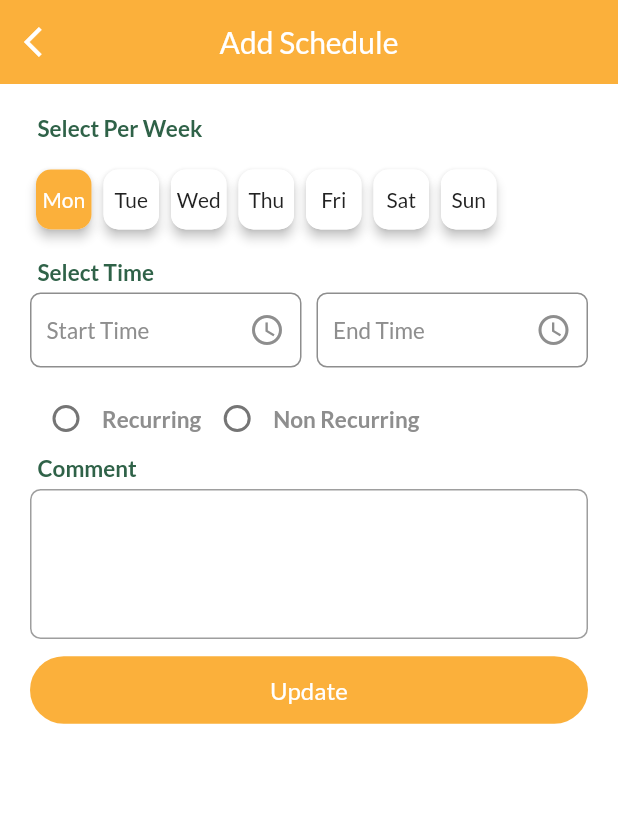
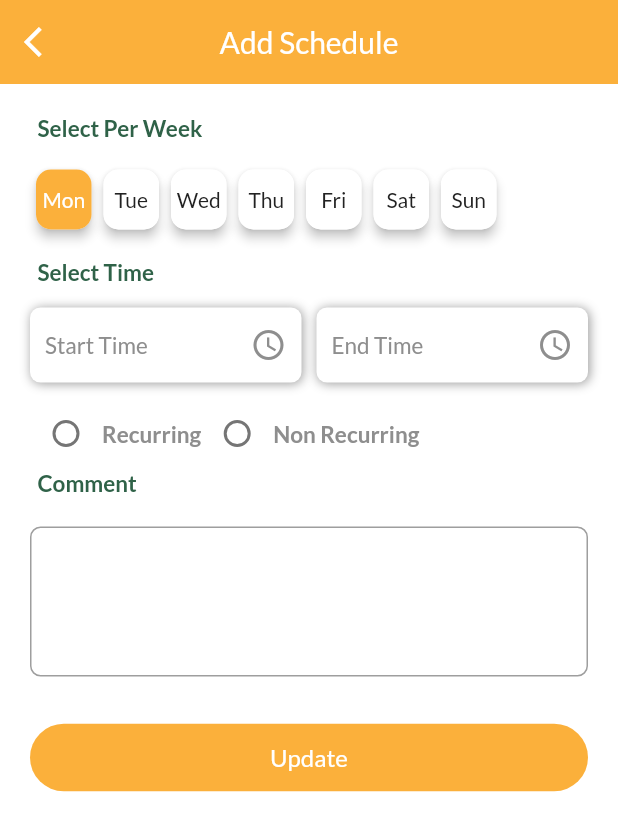
Before and after one commit to karanst/therapy, a Flutter app: the AddSchedule screen opened directly, on a phone screen of 412 x 824 dp. Shown: the top 831 px of the screen. Run offline on Flutter 3.47's test engine with Material 2 defaults, Android fonts, the phone set to English and light mode, and no system bars; our stand-ins replace connectivity_plus, dotted_border, dotted_line, fluttertoast, google_fonts, pinput and 2 more; missing offline and left inert: flutter_downloader; accounts and stored records are empty.

Commit message:
Phase-1 commit UI prototype

```diff
--- a/lib/Helper/colors.dart
+++ b/lib/Helper/colors.dart
@@ -47,7 +47,7 @@ extension colors on ColorScheme {
       this.brightness == Brightness.dark ? whiteTemp : const Color(0xff8e8e8e);
 
   Color get gray =>
-      this.brightness == Brightness.dark ? darkColor3 : const Color(0xffe1e1e1);
+      this.brightness == Brightness.dark ? colors.whit : const Color(0xffe1e1e1);
 
   Color get simmerBase =>
       this.brightness == Brightness.dark ? darkColor2 : Colors.grey[300]!;
--- a/lib/view/availability.dart
+++ b/lib/view/availability.dart
@@ -347,7 +347,7 @@ class _AvailabilityState extends State<Availability> {
               child: Column(
                 children: <Widget>[
                   Card(
-                    elevation : 2,
+                    elevation : 1,
                     child: Container(
                       width: MediaQuery.of(context).size.width,
                       height: 50,
@@ -386,6 +386,7 @@ class _AvailabilityState extends State<Availability> {
                       ),
                     ),
                   ),
+                  const SizedBox(height: 15,),
                   Expanded(
                     child: TabBarView(
                       children: <Widget>[
--- a/lib/view/client_details.dart
+++ b/lib/view/client_details.dart
@@ -122,7 +122,8 @@ class _ClientDetailsState extends State<ClientDetails> {
                                   child: DropdownButton<String>(
 
                                     value: dropdownValue,
-                                    icon: const Icon(Icons.keyboard_arrow_down_rounded),
+                                    icon: const Icon(Icons.keyboard_arrow_down_rounded,
+                                    color: colors.secondary,),
                                     elevation: 16,
                                     style:  TextStyle(color: Theme.of(context).colorScheme.fontClr,fontWeight: FontWeight.bold),
                                     underline: Container(
--- a/lib/view/login.dart
+++ b/lib/view/login.dart
@@ -258,9 +258,7 @@ class _LoginState extends State<Login> {
                     title: "Send Authentication Code",
                     onPress: () {
                       // Navigator.push(context, (MaterialPageRoute(builder: (context) => Verification())));
-
                      sendOtp();
-
                     },
                     height: 50,
                     width: MediaQuery.of(context).size.width,
--- a/lib/view/schedule/add_schedule.dart
+++ b/lib/view/schedule/add_schedule.dart
@@ -383,7 +383,7 @@ class _AddScheduleState extends State<AddSchedule> {
         ),
 
         Padding(
-          padding: const EdgeInsets.only(top: 5.0, bottom: 10),
+          padding: const EdgeInsets.only(top: 15.0, bottom: 10),
           child: Row(
             mainAxisAlignment: MainAxisAlignment.spaceBetween,
             children: [
@@ -397,9 +397,19 @@ class _AddScheduleState extends State<AddSchedule> {
                     padding: const EdgeInsets.symmetric(horizontal: 10),
                     alignment: Alignment.centerLeft,
                     decoration: BoxDecoration(
+                      color: Theme.of(context).colorScheme.lightWhite,
                       borderRadius: BorderRadius.circular(7),
-                        border: Border.all(
-                            color: Theme.of(context).colorScheme.fontClr)),
+                      boxShadow: <BoxShadow>[
+                        BoxShadow(
+                            color: Colors.grey,
+                            blurRadius: 5.0,
+                            offset: Offset(0.75, 0.75)
+                        )
+                      ],
+                      // border: Border.all(
+                      //   color: Theme.of(context).colorScheme.fontClr,
+                      // )
+                    ),
                     child:
                     selectedTime1 != null
                         ?
@@ -408,7 +418,7 @@ class _AddScheduleState extends State<AddSchedule> {
                       children: [
                         Text("${selectedTime1!.format(context)}",
                           style: TextStyle(
-                          color: Theme.of(context).colorScheme.fontClr
+                            color: Theme.of(context).colorScheme.fontClr,
                           ),),
                         Icon(Icons.access_time,
                           color: Theme.of(context).colorScheme.fontClr,)
@@ -453,8 +463,17 @@ class _AddScheduleState extends State<AddSchedule> {
                     alignment: Alignment.centerLeft,
                     decoration: BoxDecoration(
                       borderRadius: BorderRadius.circular(7),
-                        border: Border.all(
-                            color: Theme.of(context).colorScheme.fontClr)),
+                      color: Theme.of(context).colorScheme.lightWhite,
+                      boxShadow: <BoxShadow>[
+                        BoxShadow(
+                            color: Colors.grey,
+                            blurRadius: 5.0,
+                            offset: Offset(0.75, 0.75)
+                        )
+                      ],
+                      // border: Border.all(
+                      //   color: Theme.of(context).colorScheme.fontClr,)
+                    ),
                     child:
                     selectedTime2 != null
                         ?
@@ -463,7 +482,7 @@ class _AddScheduleState extends State<AddSchedule> {
                       children: [
                         Text("${selectedTime2!.format(context)}",
                           style: TextStyle(
-                          color:  Theme.of(context).colorScheme.fontClr
+                            color: Theme.of(context).colorScheme.fontClr,
                           ),),
                         Icon(Icons.access_time,
                           color: Theme.of(context).colorScheme.fontClr,)
@@ -478,8 +497,8 @@ class _AddScheduleState extends State<AddSchedule> {
                               color: Theme.of(context).colorScheme.fontClr,
                               fontSize: 15),
                         ),
-                           Icon(Icons.access_time,
-                          color: Theme.of(context).colorScheme.fontClr,)
+                        const   Icon(Icons.access_time,
+                          color: colors.subTxtClr,)
                       ],
                     )),
                 // TextFormField( controller: locationController,
@@ -544,7 +563,7 @@ class _AddScheduleState extends State<AddSchedule> {
         ),
 
          Padding(
-          padding:  EdgeInsets.only(left: 5.0),
+          padding: const EdgeInsets.only(left: 5.0, bottom: 15),
           child: Text(
             "Comment",
             style: TextStyle(fontSize: 15, color: Theme.of(context).colorScheme.secColor, fontWeight: FontWeight.w600),
@@ -578,7 +597,7 @@ class _AddScheduleState extends State<AddSchedule> {
             ),
           ),
         ),
-
+        const SizedBox(height: 20,),
         // const Padding(
         //   padding:  EdgeInsets.only(left: 5.0),
         //   child: Text(
--- a/lib/view/visits/add_visit_history.dart
+++ b/lib/view/visits/add_visit_history.dart
@@ -318,7 +318,7 @@ class _AddVisitHistoryState extends State<AddVisitHistory> {
               child: DropdownButton<String>(
 
                 value: dropdownValue,
-                icon: const Icon(Icons.keyboard_arrow_down_rounded),
+                icon: const Icon(Icons.keyboard_arrow_down_rounded, color: colors.secondary,),
                 elevation: 16,
                 style:  TextStyle(color: Theme.of(context).colorScheme.fontClr,fontWeight: FontWeight.bold),
                 underline: Container(
--- a/pubspec.yaml
+++ b/pubspec.yaml
@@ -48,6 +48,7 @@ dependencies:
   fluttertoast: ^8.1.1
   connectivity_plus: ^3.0.2
   syncfusion_flutter_datepicker: ^20.3.58
+  flutter_launcher_icons: ^0.11.0
 
 
 dev_dependencies:
@@ -62,6 +63,11 @@ dev_dependencies:
   # package. See that file for information about deactivating specific lint
   # rules and activating additional ones.
   flutter_lints: ^2.0.0
+  flutter_launcher_icons: "^0.11.0"
+flutter_icons:
+  android: "launcher_icon"
+  ios: true
+  image_path: "assets/icons/launcher_icon.png"
 
 # For information on the generic Dart part of this file, see the
 # following page: https://dart.dev/tools/pub/pubspec
```
Also changed, not shown: lib/Helper/card_widgets.dart (+7 -4 lines), lib/view/invoice_history.dart (+11 -10 lines), lib/view/privacy_policy.dart (+7 -5 lines), lib/view/profile/edit_profile.dart (+4 -3 lines), lib/view/profile/profile.dart (+6 -4 lines), assets/icons/launcher_icon.png (added), assets/images/profile.png (added), assets/images/profile_placeholder.png, pubspec.lock, 16 other files. Lines whose indentation alone changed are shown as unchanged.
